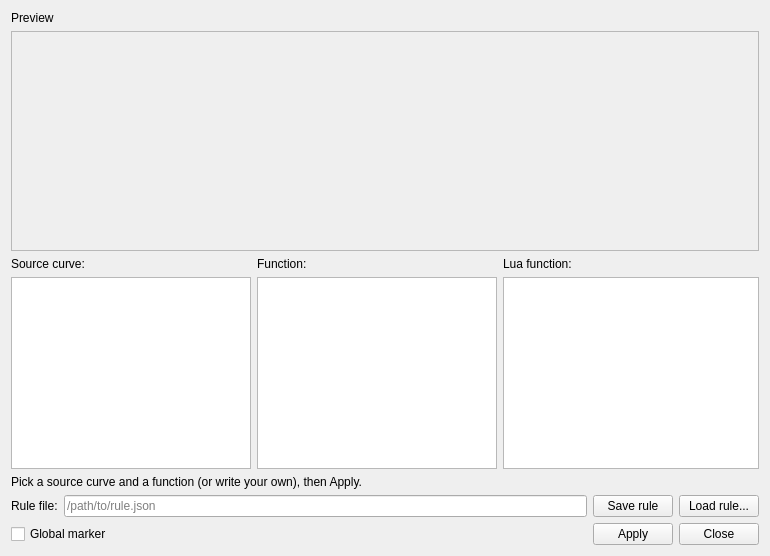
First picture: the form in toolbox_anomaly_detector/anomaly_detector_dialog.ui, repository PlotJuggler/pj-official-plugins, before the edit.
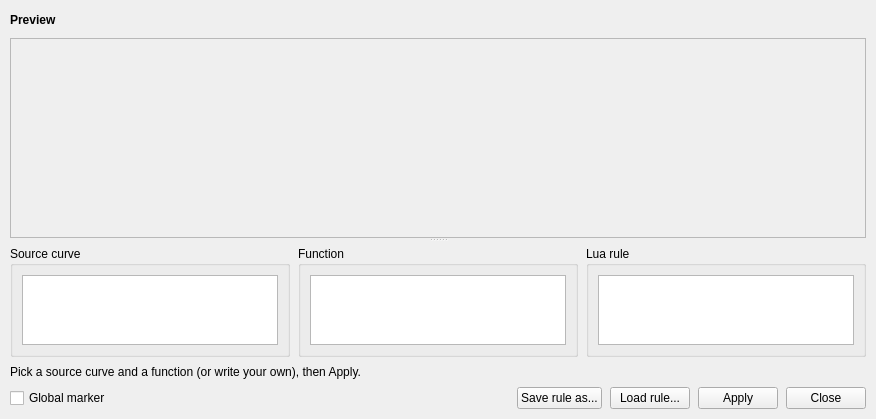
Second picture: the form after the edit.

Commit message: feat(anomaly_detector): native rule pickers, live preview markers, live sources

Patch:
```diff
--- a/toolbox_anomaly_detector/anomaly_detector_dialog.ui
+++ b/toolbox_anomaly_detector/anomaly_detector_dialog.ui
@@ -6,110 +6,112 @@
    <string>Anomaly Detector</string>
   </property>
   <layout class="QVBoxLayout" name="mainLayout">
+   <property name="spacing"><number>8</number></property>
+   <property name="leftMargin"><number>10</number></property>
+   <property name="topMargin"><number>10</number></property>
+   <property name="rightMargin"><number>10</number></property>
+   <property name="bottomMargin"><number>10</number></property>
+
+   <!-- Preview header -->
+   <item>
+    <layout class="QHBoxLayout" name="previewHeaderRow">
    <item>
     <widget class="QLabel" name="preview_title">
-     <property name="text">
-      <string>Preview</string>
-     </property>
+       <property name="text"><string>&lt;b&gt;Preview&lt;/b&gt;</string></property>
     </widget>
    </item>
    <item>
+      <spacer name="previewHeaderSpacer">
+       <property name="orientation"><enum>Qt::Horizontal</enum></property>
+       <property name="sizeHint" stdset="0"><size><width>40</width><height>20</height></size></property>
+      </spacer>
+     </item>
+    </layout>
+   </item>
+
+   <!-- Preview chart (top) and controls (bottom) in a user-resizable vertical splitter -->
+   <item>
+    <widget class="QSplitter" name="previewSplitter">
+     <property name="orientation"><enum>Qt::Vertical</enum></property>
+     <property name="childrenCollapsible"><bool>false</bool></property>
     <widget class="QFrame" name="preview_chart">
-     <property name="frameShape">
-      <enum>QFrame::StyledPanel</enum>
-     </property>
-     <property name="minimumSize">
-      <size>
-       <width>0</width>
-       <height>220</height>
-      </size>
-     </property>
-    </widget>
-   </item>
+      <property name="frameShape"><enum>QFrame::StyledPanel</enum></property>
+      <property name="sizePolicy">
+       <sizepolicy hsizetype="Expanding" vsizetype="Expanding">
+        <horstretch>0</horstretch><verstretch>2</verstretch>
+       </sizepolicy>
+      </property>
+      <property name="minimumSize"><size><width>0</width><height>200</height></size></property>
+     </widget>
+     <widget class="QWidget" name="controlsPane" native="true">
+      <layout class="QVBoxLayout" name="controlsVLayout">
+       <property name="leftMargin"><number>0</number></property>
+       <property name="topMargin"><number>4</number></property>
+       <property name="rightMargin"><number>0</number></property>
+       <property name="bottomMargin"><number>0</number></property>
    <item>
-    <layout class="QHBoxLayout" name="bodyLayout">
+        <layout class="QHBoxLayout" name="columnsLayout">
+         <property name="spacing"><number>8</number></property>
+
+         <!-- Source curve -->
      <item>
-      <layout class="QVBoxLayout" name="sourceColumn">
-       <item>
-        <widget class="QLabel" name="source_title">
-         <property name="text">
-          <string>Source curve:</string>
-         </property>
-        </widget>
-       </item>
+          <widget class="QGroupBox" name="sourceGroup">
+           <property name="title"><string>Source curve</string></property>
+           <property name="minimumSize"><size><width>200</width><height>0</height></size></property>
+           <property name="maximumSize"><size><width>280</width><height>16777215</height></size></property>
+           <layout class="QVBoxLayout" name="sourceLayout">
        <item>
         <widget class="QListWidget" name="source_list">
          <property name="sizePolicy">
-          <sizepolicy hsizetype="Maximum" vsizetype="Expanding">
-           <horstretch>0</horstretch>
-           <verstretch>0</verstretch>
-          </sizepolicy>
-         </property>
-         <property name="minimumSize">
-          <size>
-           <width>200</width>
-           <height>0</height>
-          </size>
-         </property>
-         <property name="maximumSize">
-          <size>
-           <width>240</width>
-           <height>16777215</height>
-          </size>
-         </property>
+               <sizepolicy hsizetype="Expanding" vsizetype="Expanding">
+                <horstretch>0</horstretch><verstretch>1</verstretch>
+               </sizepolicy>
+              </property>
         </widget>
        </item>
       </layout>
-     </item>
-     <item>
-      <layout class="QVBoxLayout" name="functionColumn">
-       <item>
-        <widget class="QLabel" name="function_title">
-         <property name="text">
-          <string>Function:</string>
-         </property>
-        </widget>
-       </item>
+          </widget>
+         </item>
+
+         <!-- Function -->
+         <item>
+          <widget class="QGroupBox" name="functionGroup">
+           <property name="title"><string>Function</string></property>
+           <property name="minimumSize"><size><width>200</width><height>0</height></size></property>
+           <property name="maximumSize"><size><width>280</width><height>16777215</height></size></property>
+           <layout class="QVBoxLayout" name="functionLayout">
        <item>
         <widget class="QListWidget" name="function_list">
          <property name="sizePolicy">
-          <sizepolicy hsizetype="Maximum" vsizetype="Expanding">
-           <horstretch>0</horstretch>
-           <verstretch>0</verstretch>
-          </sizepolicy>
-         </property>
-         <property name="minimumSize">
-          <size>
-           <width>200</width>
-           <height>0</height>
-          </size>
-         </property>
-         <property name="maximumSize">
-          <size>
-           <width>240</width>
-           <height>16777215</height>
-          </size>
-         </property>
+               <sizepolicy hsizetype="Expanding" vsizetype="Expanding">
+                <horstretch>0</horstretch><verstretch>1</verstretch>
+               </sizepolicy>
+              </property>
         </widget>
        </item>
       </layout>
-     </item>
-     <item>
-      <layout class="QVBoxLayout" name="editorColumn">
-       <item>
-        <widget class="QLabel" name="rule_title">
-         <property name="text">
-          <string>Lua function:</string>
-         </property>
-        </widget>
-       </item>
+          </widget>
+         </item>
+
+         <!-- Lua rule editor -->
+         <item>
+          <widget class="QGroupBox" name="editorGroup">
+           <property name="title"><string>Lua rule</string></property>
+           <layout class="QVBoxLayout" name="editorLayout">
        <item>
         <widget class="QPlainTextEdit" name="code_editor"/>
        </item>
       </layout>
+          </widget>
      </item>
     </layout>
    </item>
+      </layout>
+     </widget>
+    </widget>
+   </item>
+
+   <!-- Status line -->
    <item>
     <widget class="QLabel" name="status_label">
      <property name="text">
@@ -120,44 +122,8 @@
      </property>
     </widget>
    </item>
-   <item>
-    <layout class="QHBoxLayout" name="ruleBar">
-     <item>
-      <widget class="QLabel" name="rule_label">
-       <property name="text">
-        <string>Rule file:</string>
-       </property>
-      </widget>
-     </item>
-     <item>
-      <widget class="QLineEdit" name="rule_path">
-       <property name="placeholderText">
-        <string>/path/to/rule.json</string>
-       </property>
-      </widget>
-     </item>
-     <item>
-      <widget class="QPushButton" name="save_rule_button">
-       <property name="text">
-        <string>Save rule</string>
-       </property>
-       <property name="toolTip">
-        <string>Write the current rule (script + source + fail-on) to the path above as a portable JSON file</string>
-       </property>
-      </widget>
-     </item>
-     <item>
-      <widget class="QPushButton" name="load_rule_button">
-       <property name="text">
-        <string>Load rule...</string>
-       </property>
-       <property name="toolTip">
-        <string>Open a rule JSON file and load it into the editor</string>
-       </property>
-      </widget>
-     </item>
-    </layout>
-   </item>
+
+   <!-- Global toggle (left) + rule file + Apply / Close (right) -->
    <item>
     <layout class="QHBoxLayout" name="bottomBar">
      <item>
@@ -183,6 +149,18 @@
        </property>
       </spacer>
      </item>
+     <item>
+      <widget class="QPushButton" name="save_rule_button">
+       <property name="text"><string>Save rule as...</string></property>
+       <property name="toolTip"><string>Save the current rule (script + source) as a portable JSON file</string></property>
+      </widget>
+     </item>
+     <item>
+      <widget class="QPushButton" name="load_rule_button">
+       <property name="text"><string>Load rule...</string></property>
+       <property name="toolTip"><string>Open a rule JSON file and load it into the editor</string></property>
+      </widget>
+     </item>
      <item>
       <widget class="QPushButton" name="apply_button">
        <property name="text">
```
Left out of the diff: 42 changed lines with no effect on the pictures. Lines whose indentation alone changed are shown as unchanged. The commit also changes 2 other files.
